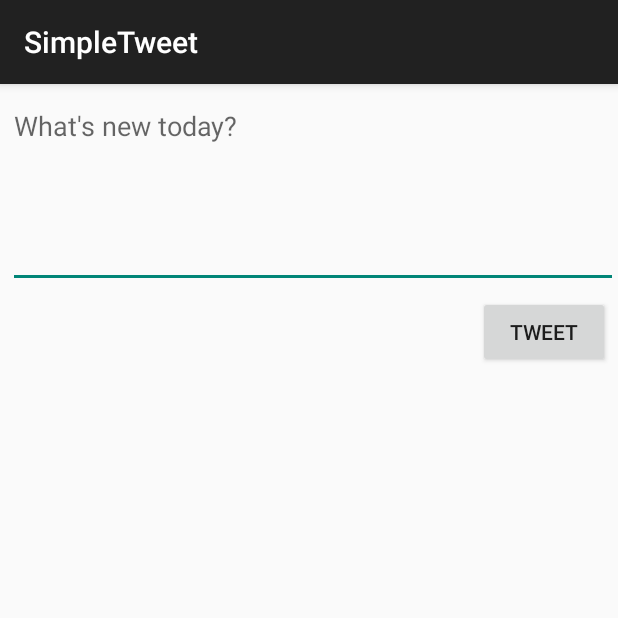
After one commit to bsc24/SimpleTweet, an Android app: the ComposeActivity screen opened directly, with no data from a screen before it, on a phone screen of 412 x 824 dp, the top half of it. The commit adds this screen. Run offline under Robolectric (Android 15) with nearby library versions, the phone set to English and light mode, and no system bars; our stand-ins replace Room's generated code; libraries missing offline, so code that uses them is left out: com.codepath.asynchttpclient, com.facebook.stetho, org.parceler; 1 statement that could not run was skipped.

Commit message:
Added functionality for user to publish tweets.

```diff
--- a/app/src/main/AndroidManifest.xml
+++ b/app/src/main/AndroidManifest.xml
@@ -13,7 +13,8 @@
         android:icon="@drawable/ic_launcher"
         android:label="@string/app_name"
         android:theme="@style/AppTheme">
-        <activity android:name=".DetailActivity"></activity>
+        <activity android:name=".ComposeActivity"></activity>
+        <activity android:name=".DetailActivity" />
         <activity android:name=".TimelineActivity" />
         <activity
             android:name=".LoginActivity"
--- /dev/null
+++ b/app/src/main/java/com/codepath/apps/restclienttemplate/ComposeActivity.java
@@ -0,0 +1,82 @@
+package com.codepath.apps.restclienttemplate;
+
+import androidx.appcompat.app.AppCompatActivity;
+
+import android.content.Intent;
+import android.os.Bundle;
+import android.util.Log;
+import android.view.View;
+import android.widget.Button;
+import android.widget.EditText;
+import android.widget.Toast;
+
+import com.codepath.apps.restclienttemplate.models.Tweet;
+import com.codepath.asynchttpclient.callback.JsonHttpResponseHandler;
+
+import org.json.JSONException;
+import org.parceler.Parcels;
+
+import okhttp3.Headers;
+
+public class ComposeActivity extends AppCompatActivity {
+
+    public static final String TAG = "CompseActivity";
+    public static final int MAX_TWEET_LENGTH = 140;
+
+    TwitterClient client;
+
+    EditText etCompose;
+    Button btnTweet;
+
+    @Override
+    protected void onCreate(Bundle savedInstanceState) {
+        super.onCreate(savedInstanceState);
+        setContentView(R.layout.activity_compose);
+
+        client = TwitterApp.getRestClient(this);
+
+        etCompose = findViewById(R.id.etCompose);
+        btnTweet = findViewById(R.id.btnTweet);
+
+        // Set a click listener
+        btnTweet.setOnClickListener(new View.OnClickListener() {
+            @Override
+            public void onClick(View view) {
+                String tweetContent = etCompose.getText().toString();
+                if (tweetContent.isEmpty()) {
+                    Toast.makeText(ComposeActivity.this, "Tweet cannot be empty.", Toast.LENGTH_LONG).show();
+                    return;
+                } else if (tweetContent.length() > MAX_TWEET_LENGTH) {
+                    Toast.makeText(ComposeActivity.this, "Tweet cannot exceed 140 characters.", Toast.LENGTH_LONG).show();
+                }
+
+                // Make an API call to Twitter to publish the tweet
+                client.publishTweet(tweetContent, new JsonHttpResponseHandler() {
+                    @Override
+                    public void onSuccess(int statusCode, Headers headers, JSON json) {
+                        Log.d(TAG, "onSuccess");
+                        try {
+                            Tweet tweet = Tweet.fromJson(json.jsonObject);
+                            Log.i(TAG, "Published tweet content: " + tweet.getBody());
+                            Intent intent = new Intent();
+                            intent.putExtra("tweet", Parcels.wrap(tweet));
+
+                            // Set result code and bundle data for response
+                            setResult(RESULT_OK);
+
+                            // Closes activity and passes data to parent
+                            finish();
+                        } catch (JSONException e) {
+                            Log.e(TAG, "Json exception", e);
+                        }
+                    }
+
+                    @Override
+                    public void onFailure(int statusCode, Headers headers, String response, Throwable throwable) {
+                        Log.e(TAG, "onFailure " + response, throwable);
+                    }
+                });
+            }
+        });
+    }
+}
--- /dev/null
+++ b/app/src/main/res/layout/activity_compose.xml
@@ -0,0 +1,30 @@
+<?xml version="1.0" encoding="utf-8"?>
+<RelativeLayout xmlns:android="http://schemas.android.com/apk/res/android"
+    xmlns:app="http://schemas.android.com/apk/res-auto"
+    xmlns:tools="http://schemas.android.com/tools"
+    android:layout_width="match_parent"
+    android:layout_height="match_parent"
+    tools:context=".ComposeActivity">
+
+    <EditText
+        android:id="@+id/etCompose"
+        android:layout_width="match_parent"
+        android:layout_height="wrap_content"
+        android:layout_marginStart="5dp"
+        android:layout_marginTop="5dp"
+        android:ems="10"
+        android:gravity="start|top"
+        android:hint="What's new today?"
+        android:inputType="textMultiLine"
+        android:minLines="5" />
+
+    <Button
+        android:id="@+id/btnTweet"
+        android:layout_width="wrap_content"
+        android:layout_height="wrap_content"
+        android:layout_below="@+id/etCompose"
+        android:layout_alignParentEnd="true"
+        android:layout_marginTop="5dp"
+        android:layout_marginEnd="5dp"
+        android:text="@string/tweet" />
+</RelativeLayout>
--- a/app/src/main/res/values/strings.xml
+++ b/app/src/main/res/values/strings.xml
@@ -6,5 +6,6 @@
     <string name="intent_scheme">oauth</string>
     <string name="intent_host">cprest</string>
     <string name="border">5dp</string>
+    <string name="tweet">Tweet</string>
 
 </resources>
```
Also changed, not shown: app/src/main/java/com/codepath/apps/restclienttemplate/TimelineActivity.java (+44 -0 lines), app/src/main/java/com/codepath/apps/restclienttemplate/TwitterClient.java (+7 -0 lines), app/src/main/res/menu/menu_main.xml (added, +10 -0 lines).
